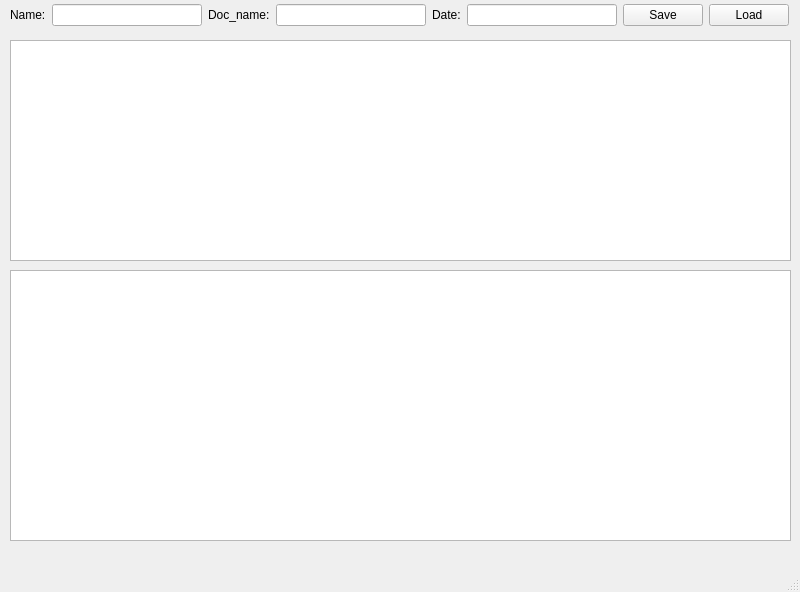
elsobhano/python_AP_fina, file final_project_ap/new.ui: the form before one commit.
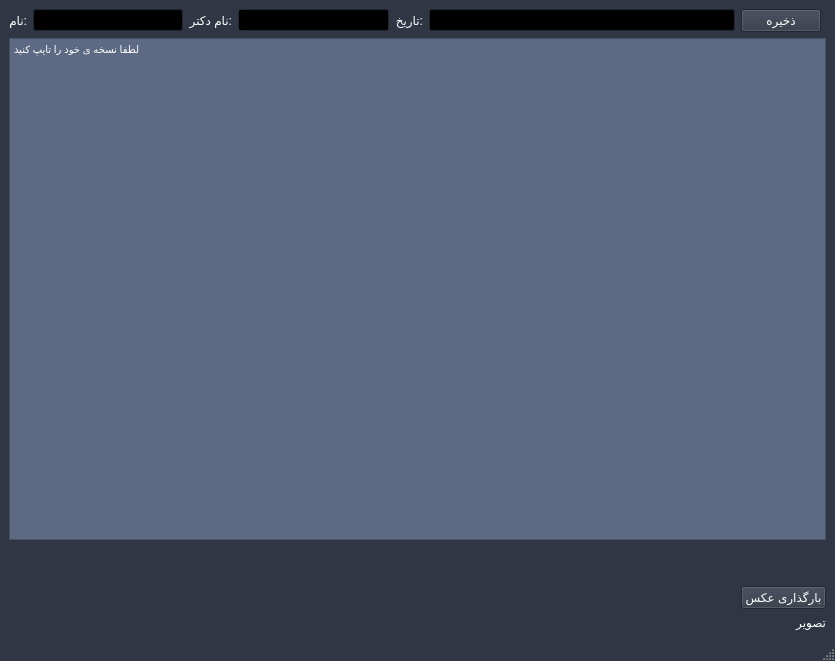
The form after the commit.

Diff of the .ui file:
```diff
--- a/final_project_ap/new.ui
+++ b/final_project_ap/new.ui
@@ -6,154 +6,595 @@
    <rect>
     <x>0</x>
     <y>0</y>
-    <width>800</width>
-    <height>592</height>
+    <width>835</width>
+    <height>661</height>
    </rect>
   </property>
+  <property name="palette">
+   <palette>
+    <active>
+     <colorrole role="WindowText">
+      <brush brushstyle="SolidPattern">
+       <color alpha="255">
+        <red>255</red>
+        <green>255</green>
+        <blue>255</blue>
+       </color>
+      </brush>
+     </colorrole>
+     <colorrole role="Button">
+      <brush brushstyle="SolidPattern">
+       <color alpha="255">
+        <red>48</red>
+        <green>54</green>
+        <blue>67</blue>
+       </color>
+      </brush>
+     </colorrole>
+     <colorrole role="Light">
+      <brush brushstyle="SolidPattern">
+       <color alpha="255">
+        <red>72</red>
+        <green>81</green>
+        <blue>100</blue>
+       </color>
+      </brush>
+     </colorrole>
+     <colorrole role="Midlight">
+      <brush brushstyle="SolidPattern">
+       <color alpha="255">
+        <red>60</red>
+        <green>67</green>
+        <blue>83</blue>
+       </color>
+      </brush>
+     </colorrole>
+     <colorrole role="Dark">
+      <brush brushstyle="SolidPattern">
+       <color alpha="255">
+        <red>24</red>
+        <green>27</green>
+        <blue>33</blue>
+       </color>
+      </brush>
+     </colorrole>
+     <colorrole role="Mid">
+      <brush brushstyle="SolidPattern">
+       <color alpha="255">
+        <red>32</red>
+        <green>36</green>
+        <blue>45</blue>
+       </color>
+      </brush>
+     </colorrole>
+     <colorrole role="Text">
+      <brush brushstyle="SolidPattern">
+       <color alpha="255">
+        <red>255</red>
+        <green>255</green>
+        <blue>255</blue>
+       </color>
+      </brush>
+     </colorrole>
+     <colorrole role="BrightText">
+      <brush brushstyle="SolidPattern">
+       <color alpha="255">
+        <red>255</red>
+        <green>255</green>
+        <blue>255</blue>
+       </color>
+      </brush>
+     </colorrole>
+     <colorrole role="ButtonText">
+      <brush brushstyle="SolidPattern">
+       <color alpha="255">
+        <red>255</red>
+        <green>255</green>
+        <blue>255</blue>
+       </color>
+      </brush>
+     </colorrole>
+     <colorrole role="Base">
+      <brush brushstyle="SolidPattern">
+       <color alpha="255">
+        <red>0</red>
+        <green>0</green>
+        <blue>0</blue>
+       </color>
+      </brush>
+     </colorrole>
+     <colorrole role="Window">
+      <brush brushstyle="SolidPattern">
+       <color alpha="255">
+        <red>48</red>
+        <green>54</green>
+        <blue>67</blue>
+       </color>
+      </brush>
+     </colorrole>
+     <colorrole role="Shadow">
+      <brush brushstyle="SolidPattern">
+       <color alpha="255">
+        <red>0</red>
+        <green>0</green>
+        <blue>0</blue>
+       </color>
+      </brush>
+     </colorrole>
+     <colorrole role="AlternateBase">
+      <brush brushstyle="SolidPattern">
+       <color alpha="255">
+        <red>24</red>
+        <green>27</green>
+        <blue>33</blue>
+       </color>
+      </brush>
+     </colorrole>
+     <colorrole role="ToolTipBase">
+      <brush brushstyle="SolidPattern">
+       <color alpha="255">
+        <red>255</red>
+        <green>255</green>
+        <blue>220</blue>
+       </color>
+      </brush>
+     </colorrole>
+     <colorrole role="ToolTipText">
+      <brush brushstyle="SolidPattern">
+       <color alpha="255">
+        <red>0</red>
+        <green>0</green>
+        <blue>0</blue>
+       </color>
+      </brush>
+     </colorrole>
+     <colorrole role="PlaceholderText">
+      <brush brushstyle="SolidPattern">
+       <color alpha="128">
+        <red>255</red>
+        <green>255</green>
+        <blue>255</blue>
+       </color>
+      </brush>
+     </colorrole>
+    </active>
+    <inactive>
+     <colorrole role="WindowText">
+      <brush brushstyle="SolidPattern">
+       <color alpha="255">
+        <red>255</red>
+        <green>255</green>
+        <blue>255</blue>
+       </color>
+      </brush>
+     </colorrole>
+     <colorrole role="Button">
+      <brush brushstyle="SolidPattern">
+       <color alpha="255">
+        <red>48</red>
+        <green>54</green>
+        <blue>67</blue>
+       </color>
+      </brush>
+     </colorrole>
+     <colorrole role="Light">
+      <brush brushstyle="SolidPattern">
+       <color alpha="255">
+        <red>72</red>
+        <green>81</green>
+        <blue>100</blue>
+       </color>
+      </brush>
+     </colorrole>
+     <colorrole role="Midlight">
+      <brush brushstyle="SolidPattern">
+       <color alpha="255">
+        <red>60</red>
+        <green>67</green>
+        <blue>83</blue>
+       </color>
+      </brush>
+     </colorrole>
+     <colorrole role="Dark">
+      <brush brushstyle="SolidPattern">
+       <color alpha="255">
+        <red>24</red>
+        <green>27</green>
+        <blue>33</blue>
+       </color>
+      </brush>
+     </colorrole>
+     <colorrole role="Mid">
+      <brush brushstyle="SolidPattern">
+       <color alpha="255">
+        <red>32</red>
+        <green>36</green>
+        <blue>45</blue>
+       </color>
+      </brush>
+     </colorrole>
+     <colorrole role="Text">
+      <brush brushstyle="SolidPattern">
+       <color alpha="255">
+        <red>255</red>
+        <green>255</green>
+        <blue>255</blue>
+       </color>
+      </brush>
+     </colorrole>
+     <colorrole role="BrightText">
+      <brush brushstyle="SolidPattern">
+       <color alpha="255">
+        <red>255</red>
+        <green>255</green>
+        <blue>255</blue>
+       </color>
+      </brush>
+     </colorrole>
+     <colorrole role="ButtonText">
+      <brush brushstyle="SolidPattern">
+       <color alpha="255">
+        <red>255</red>
+        <green>255</green>
+        <blue>255</blue>
+       </color>
+      </brush>
+     </colorrole>
+     <colorrole role="Base">
+      <brush brushstyle="SolidPattern">
+       <color alpha="255">
+        <red>0</red>
+        <green>0</green>
+        <blue>0</blue>
+       </color>
+      </brush>
+     </colorrole>
+     <colorrole role="Window">
+      <brush brushstyle="SolidPattern">
+       <color alpha="255">
+        <red>48</red>
+        <green>54</green>
+        <blue>67</blue>
+       </color>
+      </brush>
+     </colorrole>
+     <colorrole role="Shadow">
+      <brush brushstyle="SolidPattern">
+       <color alpha="255">
+        <red>0</red>
+        <green>0</green>
+        <blue>0</blue>
+       </color>
+      </brush>
+     </colorrole>
+     <colorrole role="AlternateBase">
+      <brush brushstyle="SolidPattern">
+       <color alpha="255">
+        <red>24</red>
+        <green>27</green>
+        <blue>33</blue>
+       </color>
+      </brush>
+     </colorrole>
+     <colorrole role="ToolTipBase">
+      <brush brushstyle="SolidPattern">
+       <color alpha="255">
+        <red>255</red>
+        <green>255</green>
+        <blue>220</blue>
+       </color>
+      </brush>
+     </colorrole>
+     <colorrole role="ToolTipText">
+      <brush brushstyle="SolidPattern">
+       <color alpha="255">
+        <red>0</red>
+        <green>0</green>
+        <blue>0</blue>
+       </color>
+      </brush>
+     </colorrole>
+     <colorrole role="PlaceholderText">
+      <brush brushstyle="SolidPattern">
+       <color alpha="128">
+        <red>255</red>
+        <green>255</green>
+        <blue>255</blue>
+       </color>
+      </brush>
+     </colorrole>
+    </inactive>
+    <disabled>
+     <colorrole role="WindowText">
+      <brush brushstyle="SolidPattern">
+       <color alpha="255">
+        <red>24</red>
+        <green>27</green>
+        <blue>33</blue>
+       </color>
+      </brush>
+     </colorrole>
+     <colorrole role="Button">
+      <brush brushstyle="SolidPattern">
+       <color alpha="255">
+        <red>48</red>
+        <green>54</green>
+        <blue>67</blue>
+       </color>
+      </brush>
+     </colorrole>
+     <colorrole role="Light">
+      <brush brushstyle="SolidPattern">
+       <color alpha="255">
+        <red>72</red>
+        <green>81</green>
+        <blue>100</blue>
+       </color>
+      </brush>
+     </colorrole>
+     <colorrole role="Midlight">
+      <brush brushstyle="SolidPattern">
+       <color alpha="255">
+        <red>60</red>
+        <green>67</green>
+        <blue>83</blue>
+       </color>
+      </brush>
+     </colorrole>
+     <colorrole role="Dark">
+      <brush brushstyle="SolidPattern">
+       <color alpha="255">
+        <red>24</red>
+        <green>27</green>
+        <blue>33</blue>
+       </color>
+      </brush>
+     </colorrole>
+     <colorrole role="Mid">
+      <brush brushstyle="SolidPattern">
+       <color alpha="255">
+        <red>32</red>
+        <green>36</green>
+        <blue>45</blue>
+       </color>
+      </brush>
+     </colorrole>
+     <colorrole role="Text">
+      <brush brushstyle="SolidPattern">
+       <color alpha="255">
+        <red>24</red>
+        <green>27</green>
+        <blue>33</blue>
+       </color>
+      </brush>
+     </colorrole>
+     <colorrole role="BrightText">
+      <brush brushstyle="SolidPattern">
+       <color alpha="255">
+        <red>255</red>
+        <green>255</green>
+        <blue>255</blue>
+       </color>
+      </brush>
+     </colorrole>
+     <colorrole role="ButtonText">
+      <brush brushstyle="SolidPattern">
+       <color alpha="255">
+        <red>24</red>
+        <green>27</green>
+        <blue>33</blue>
+       </color>
+      </brush>
+     </colorrole>
+     <colorrole role="Base">
+      <brush brushstyle="SolidPattern">
+       <color alpha="255">
+        <red>48</red>
+        <green>54</green>
+        <blue>67</blue>
+       </color>
+      </brush>
+     </colorrole>
+     <colorrole role="Window">
+      <brush brushstyle="SolidPattern">
+       <color alpha="255">
+        <red>48</red>
+        <green>54</green>
+        <blue>67</blue>
+       </color>
+      </brush>
+     </colorrole>
+     <colorrole role="Shadow">
+      <brush brushstyle="SolidPattern">
+       <color alpha="255">
+        <red>0</red>
+        <green>0</green>
+        <blue>0</blue>
+       </color>
+      </brush>
+     </colorrole>
+     <colorrole role="AlternateBase">
+      <brush brushstyle="SolidPattern">
+       <color alpha="255">
+        <red>48</red>
+        <green>54</green>
+        <blue>67</blue>
+       </color>
+      </brush>
+     </colorrole>
+     <colorrole role="ToolTipBase">
+      <brush brushstyle="SolidPattern">
+       <color alpha="255">
+        <red>255</red>
+        <green>255</green>
+        <blue>220</blue>
+       </color>
+      </brush>
+     </colorrole>
+     <colorrole role="ToolTipText">
+      <brush brushstyle="SolidPattern">
+       <color alpha="255">
+        <red>0</red>
+        <green>0</green>
+        <blue>0</blue>
+       </color>
+      </brush>
+     </colorrole>
+     <colorrole role="PlaceholderText">
+      <brush brushstyle="SolidPattern">
+       <color alpha="128">
+        <red>255</red>
+        <green>255</green>
+        <blue>255</blue>
+       </color>
+      </brush>
+     </colorrole>
+    </disabled>
+   </palette>
+  </property>
   <property name="windowTitle">
    <string>MainWindow</string>
   </property>
   <widget class="QWidget" name="centralwidget">
-   <widget class="QWidget" name="layoutWidget">
-    <property name="geometry">
-     <rect>
-      <x>10</x>
-      <y>0</y>
-      <width>779</width>
-      <height>30</height>
-     </rect>
-    </property>
-    <layout class="QHBoxLayout" name="horizontalLayout">
-     <item>
-      <widget class="QLabel" name="label">
-       <property name="sizePolicy">
-        <sizepolicy hsizetype="Fixed" vsizetype="Preferred">
-         <horstretch>0</horstretch>
-         <verstretch>0</verstretch>
-        </sizepolicy>
-       </property>
-       <property name="text">
-        <string>Name:</string>
-       </property>
-      </widget>
-     </item>
-     <item>
-      <widget class="QLineEdit" name="n_lineEdit">
-       <property name="sizePolicy">
-        <sizepolicy hsizetype="Preferred" vsizetype="Fixed">
-         <horstretch>0</horstretch>
-         <verstretch>0</verstretch>
-        </sizepolicy>
-       </property>
-      </widget>
-     </item>
-     <item>
-      <widget class="QLabel" name="label_2">
-       <property name="sizePolicy">
-        <sizepolicy hsizetype="Fixed" vsizetype="Preferred">
-         <horstretch>0</horstretch>
-         <verstretch>0</verstretch>
-        </sizepolicy>
-       </property>
-       <property name="text">
-        <string>Doc_name:</string>
-       </property>
-      </widget>
-     </item>
-     <item>
-      <widget class="QLineEdit" name="doctor_lineEdit">
-       <property name="sizePolicy">
-        <sizepolicy hsizetype="Preferred" vsizetype="Fixed">
-         <horstretch>0</horstretch>
-         <verstretch>0</verstretch>
-        </sizepolicy>
-       </property>
-      </widget>
-     </item>
-     <item>
-      <widget class="QLabel" name="label_3">
-       <property name="sizePolicy">
-        <sizepolicy hsizetype="Fixed" vsizetype="Preferred">
-         <horstretch>0</horstretch>
-         <verstretch>0</verstretch>
-        </sizepolicy>
-       </property>
-       <property name="text">
-        <string>Date:</string>
-       </property>
-      </widget>
-     </item>
-     <item>
-      <widget class="QLineEdit" name="d_lineEdit">
-       <property name="sizePolicy">
-        <sizepolicy hsizetype="Preferred" vsizetype="Fixed">
-         <horstretch>0</horstretch>
-         <verstretch>0</verstretch>
-        </sizepolicy>
-       </property>
-      </widget>
-     </item>
-     <item>
-      <widget class="QPushButton" name="save_Button">
-       <property name="sizePolicy">
-        <sizepolicy hsizetype="Fixed" vsizetype="Fixed">
-         <horstretch>0</horstretch>
-         <verstretch>0</verstretch>
-        </sizepolicy>
-       </property>
-       <property name="text">
-        <string>Save</string>
-       </property>
-      </widget>
-     </item>
-     <item>
-      <widget class="QPushButton" name="load_Button">
-       <property name="sizePolicy">
-        <sizepolicy hsizetype="Fixed" vsizetype="Fixed">
-         <horstretch>0</horstretch>
-         <verstretch>0</verstretch>
-        </sizepolicy>
-       </property>
-       <property name="text">
-        <string>Load</string>
-       </property>
-      </widget>
-     </item>
-    </layout>
-   </widget>
-   <widget class="QTextEdit" name="p_textEdit">
-    <property name="geometry">
-     <rect>
-      <x>10</x>
-      <y>40</y>
-      <width>781</width>
-      <height>221</height>
-     </rect>
-    </property>
-   </widget>
-   <widget class="QGraphicsView" name="image_View">
-    <property name="geometry">
-     <rect>
-      <x>10</x>
-      <y>270</y>
-      <width>781</width>
-      <height>271</height>
-     </rect>
-    </property>
-   </widget>
-   <widget class="QLabel" name="label_4">
-    <property name="geometry">
-     <rect>
-      <x>10</x>
-      <y>540</y>
-      <width>781</width>
-      <height>20</height>
-     </rect>
-    </property>
-    <property name="text">
-     <string/>
-    </property>
-   </widget>
+   <layout class="QVBoxLayout" name="verticalLayout">
+    <item>
+     <layout class="QGridLayout" name="gridLayout">
+      <item row="0" column="2">
+       <widget class="QLabel" name="label_2">
+        <property name="sizePolicy">
+         <sizepolicy hsizetype="Fixed" vsizetype="Preferred">
+          <horstretch>0</horstretch>
+          <verstretch>0</verstretch>
+         </sizepolicy>
+        </property>
+        <property name="text">
+         <string>:نام دکتر</string>
+        </property>
+       </widget>
+      </item>
+      <item row="0" column="1">
+       <widget class="QLineEdit" name="n_lineEdit">
+        <property name="sizePolicy">
+         <sizepolicy hsizetype="Preferred" vsizetype="Fixed">
+          <horstretch>0</horstretch>
+          <verstretch>0</verstretch>
+         </sizepolicy>
+        </property>
+       </widget>
+      </item>
+      <item row="0" column="7">
+       <widget class="QPushButton" name="save_Button">
+        <property name="sizePolicy">
+         <sizepolicy hsizetype="Fixed" vsizetype="Fixed">
+          <horstretch>0</horstretch>
+          <verstretch>0</verstretch>
+         </sizepolicy>
+        </property>
+        <property name="text">
+         <string>ذخیره</string>
+        </property>
+       </widget>
+      </item>
+      <item row="0" column="3">
+       <widget class="QLineEdit" name="doctor_lineEdit">
+        <property name="sizePolicy">
+         <sizepolicy hsizetype="Preferred" vsizetype="Fixed">
+          <horstretch>0</horstretch>
+          <verstretch>0</verstretch>
+         </sizepolicy>
+        </property>
+       </widget>
+      </item>
+      <item row="3" column="7">
+       <widget class="QPushButton" name="load_Button">
+        <property name="sizePolicy">
+         <sizepolicy hsizetype="Fixed" vsizetype="Fixed">
+          <horstretch>0</horstretch>
+          <verstretch>0</verstretch>
+         </sizepolicy>
+        </property>
+        <property name="text">
+         <string>بارگذاری عکس</string>
+        </property>
+       </widget>
+      </item>
+      <item row="0" column="4">
+       <widget class="QLabel" name="label_3">
+        <property name="sizePolicy">
+         <sizepolicy hsizetype="Fixed" vsizetype="Preferred">
+          <horstretch>0</horstretch>
+          <verstretch>0</verstretch>
+         </sizepolicy>
+        </property>
+        <property name="text">
+         <string>:تاریخ</string>
+        </property>
+       </widget>
+      </item>
+      <item row="0" column="5" colspan="2">
+       <widget class="QLineEdit" name="d_lineEdit">
+        <property name="sizePolicy">
+         <sizepolicy hsizetype="Preferred" vsizetype="Fixed">
+          <horstretch>0</horstretch>
+          <verstretch>0</verstretch>
+         </sizepolicy>
+        </property>
+       </widget>
+      </item>
+      <item row="1" column="0" colspan="8">
+       <widget class="QTextEdit" name="p_textEdit">
+        <property name="styleSheet">
+         <string notr="true">background-color: rgb(93, 106, 131);</string>
+        </property>
+        <property name="html">
+         <string>&lt;!DOCTYPE HTML PUBLIC &quot;-//W3C//DTD HTML 4.0//EN&quot; &quot;http://www.w3.org/TR/REC-html40/strict.dtd&quot;&gt;
+&lt;html&gt;&lt;head&gt;&lt;meta name=&quot;qrichtext&quot; content=&quot;1&quot; /&gt;&lt;style type=&quot;text/css&quot;&gt;
+p, li { white-space: pre-wrap; }
+&lt;/style&gt;&lt;/head&gt;&lt;body style=&quot; font-family:'MS Shell Dlg 2'; font-size:7.8pt; font-weight:400; font-style:normal;&quot;&gt;
+&lt;p style=&quot; margin-top:0px; margin-bottom:0px; margin-left:0px; margin-right:0px; -qt-block-indent:0; text-indent:0px;&quot;&gt;&lt;span style=&quot; color:#ffffff;&quot;&gt;لطفا نسخه ی خود را تایپ کنید&lt;/span&gt;&lt;/p&gt;
+&lt;p style=&quot;-qt-paragraph-type:empty; margin-top:0px; margin-bottom:0px; margin-left:0px; margin-right:0px; -qt-block-indent:0; text-indent:0px; color:#ffffff;&quot;&gt;&lt;br /&gt;&lt;/p&gt;&lt;/body&gt;&lt;/html&gt;</string>
+        </property>
+       </widget>
+      </item>
+      <item row="4" column="7">
+       <widget class="QLabel" name="image_View">
+        <property name="text">
+         <string>تصویر</string>
+        </property>
+       </widget>
+      </item>
+      <item row="0" column="0">
+       <widget class="QLabel" name="label">
+        <property name="sizePolicy">
+         <sizepolicy hsizetype="Fixed" vsizetype="Preferred">
+          <horstretch>0</horstretch>
+          <verstretch>0</verstretch>
+         </sizepolicy>
+        </property>
+        <property name="text">
+         <string>:نام</string>
+        </property>
+       </widget>
+      </item>
+      <item row="2" column="7">
+       <spacer name="verticalSpacer">
+        <property name="orientation">
+         <enum>Qt::Vertical</enum>
+        </property>
+        <property name="sizeType">
+         <enum>QSizePolicy::Minimum</enum>
+        </property>
+        <property name="sizeHint" stdset="0">
+         <size>
+          <width>20</width>
+          <height>40</height>
+         </size>
+        </property>
+       </spacer>
+      </item>
+     </layout>
+    </item>
+   </layout>
   </widget>
   <widget class="QMenuBar" name="menubar">
    <property name="geometry">
```
Left out of the diff: 2 changed lines with no effect on the pictures.
